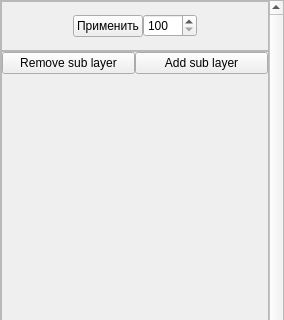
Old version of the form ui/surface_choose.ui in the repository CheckListHW/InputData; both pictures show x 0 to 284 and y 0 to 320 of the 284 by 769 pixel window.
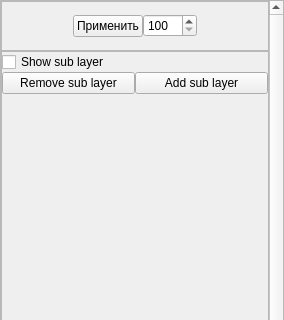
New version of the form.

What changed in the file:
```diff
--- a/ui/surface_choose.ui
+++ b/ui/surface_choose.ui
@@ -98,6 +98,13 @@
              <property name="bottomMargin">
               <number>0</number>
              </property>
+             <item>
+              <widget class="QCheckBox" name="showSublayerCheckBox">
+               <property name="text">
+                <string>Show sub layer</string>
+               </property>
+              </widget>
+             </item>
              <item>
               <layout class="QHBoxLayout" name="horizontalLayout">
                <item>
```
